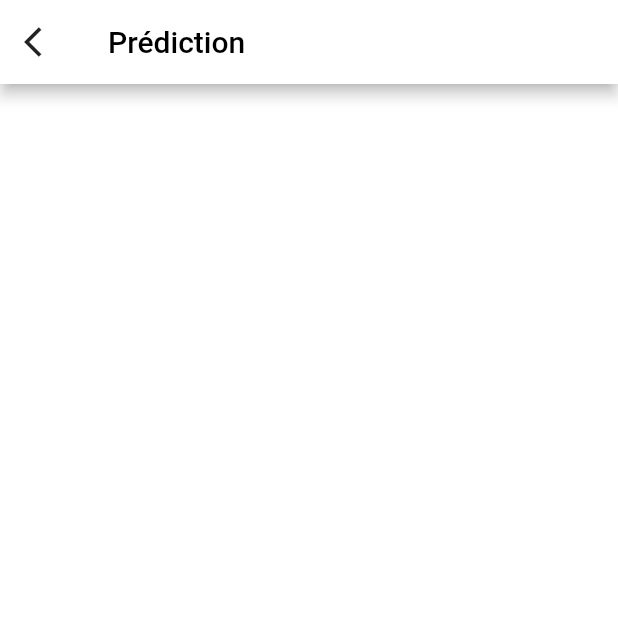
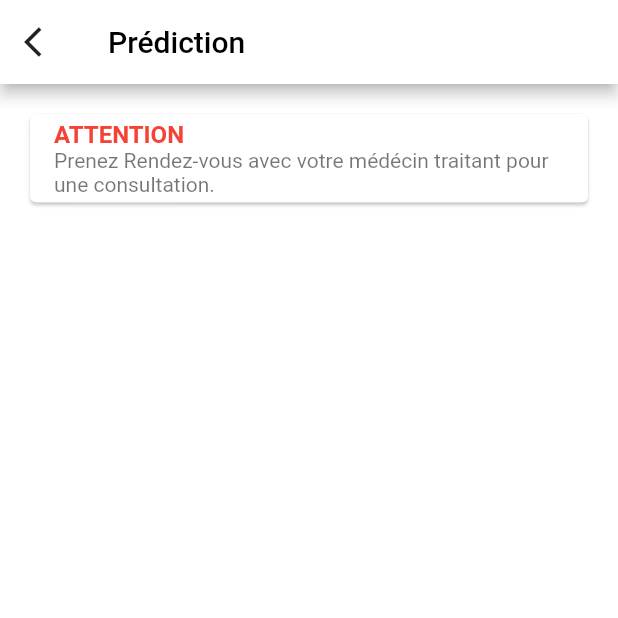
Before and after one commit to johlamie/healthCare, a Flutter app: the PredictionScreen screen opened directly, on a phone screen of 412 x 824 dp, the top half of it. Run offline on Flutter 3.47's test engine with Material 2 defaults, Android fonts, the phone set to English and light mode, and no system bars; our stand-ins replace cloud_firestore, date_field, dio, firebase_auth, firebase_core, flutter_local_notifications and 5 more; missing offline and left inert: dart:ffi, health; accounts and stored records are empty; project files that could hold a hidden picture were left out.

Commit message:
Predict Screen Update

```diff
--- a/lib/Screens/Drawer/drawer.dart
+++ b/lib/Screens/Drawer/drawer.dart
@@ -14,7 +14,7 @@ class _DrawerPageState extends State<DrawerPage> {
     return Scaffold(
       appBar: AppBar(
         title: Text(
-          "Darwer",
+          "",
           style: TextStyle(
             color: blackColor,
           ),
--- a/lib/Screens/FormulaireInscription/formulaire.dart
+++ b/lib/Screens/FormulaireInscription/formulaire.dart
@@ -639,7 +639,7 @@ class _FormScreenState extends State<FormScreen> {
                       Navigator.push(
                         context,
                         MaterialPageRoute(
-                          builder: (context) => HomePage(),
+                          builder: (context) => PredictionScreen(),
                         ),
                       );
                     }
--- a/lib/Screens/predictionScreen/predictionScreen.dart
+++ b/lib/Screens/predictionScreen/predictionScreen.dart
@@ -24,6 +24,27 @@ class _PredictionScreenState extends State<PredictionScreen> {
           style: TextStyle(color: Colors.black),
         ),
       ),
+      body: Padding(
+        padding: const EdgeInsets.only(top: 8.0),
+        child: Card(
+          margin:
+              EdgeInsets.only(top: 12.0, bottom: 6.0, left: 20.0, right: 20.0),
+          child: ListTile(
+            title: Text(
+              'ATTENTION',
+              style: TextStyle(
+                // decoration: TextDecoration.underline,
+                color: Colors.red,
+                fontWeight: FontWeight.bold,
+              ),
+            ),
+            subtitle: Text(
+                'Prenez Rendez-vous avec votre médécin traitant pour une consultation.'
+                //'Lien : ${data['identite']} / Numero : ${data['phoneNumber']}'
+                ),
+          ),
+        ),
+      ),
     );
   }
 }
```
Also changed, not shown: lib/Screens/Drawer/components/body.dart (+4 -4 lines).
